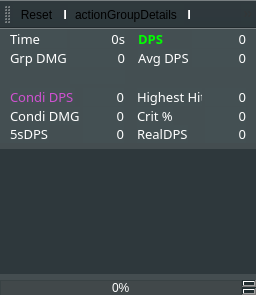
Tyrox92/Gw2SPECS, file mainwindow.ui: the form before one commit.
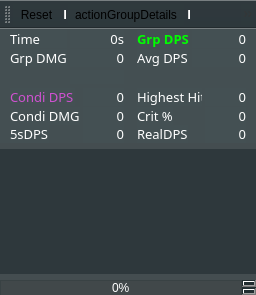
The form after the commit. Icons and pictures are not drawn. Custom widgets are drawn as their Qt base class.

```diff
--- a/mainwindow.ui
+++ b/mainwindow.ui
@@ -567,7 +567,7 @@
              <string notr="true">color: rgb(0, 255, 0);</string>
             </property>
             <property name="text">
-             <string>DPS</string>
+             <string>Grp DPS</string>
             </property>
             <property name="alignment">
              <set>Qt::AlignLeading|Qt::AlignLeft|Qt::AlignVCenter</set>
```
